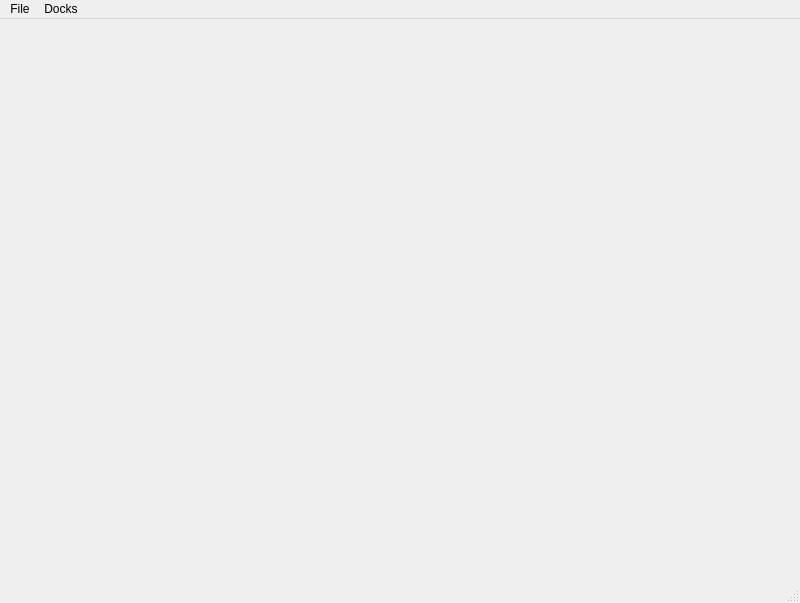
This is emulator/frontends/qt/emuwindow.ui in itsvic-dev/omam8 as Qt 5 draws it before an edit. The edited form follows.
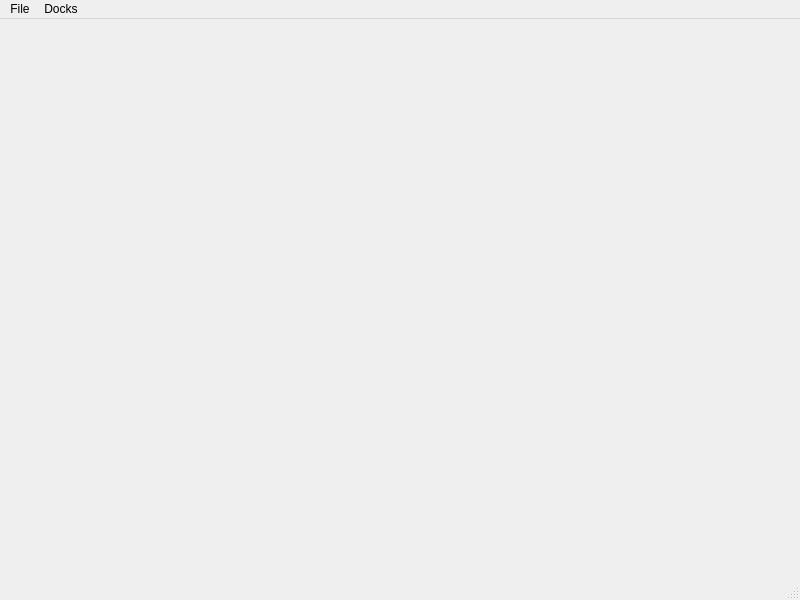
This is the edited form.

What changed in the file:
```diff
--- a/emulator/frontends/qt/emuwindow.ui
+++ b/emulator/frontends/qt/emuwindow.ui
@@ -7,7 +7,7 @@
     <x>0</x>
     <y>0</y>
     <width>800</width>
-    <height>603</height>
+    <height>600</height>
    </rect>
   </property>
   <property name="windowTitle">
```
Left out of the diff: 53 changed lines with no effect on the pictures.
